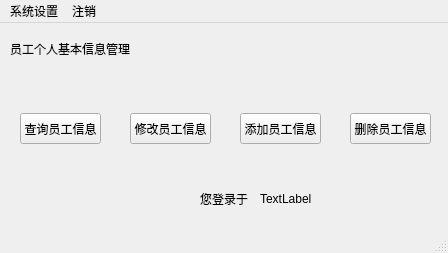
First picture: the form in ManageSystem/personalinfo.ui, repository skyformat99/ManagerSystem, before the edit.
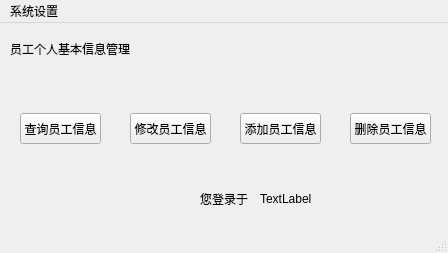
Second picture: the form after the edit.

Patch:
```diff
--- a/ManageSystem/personalinfo.ui
+++ b/ManageSystem/personalinfo.ui
@@ -122,14 +122,9 @@
     <addaction name="aboutAction"/>
     <addaction name="helpAction"/>
     <addaction name="alterAction"/>
-   </widget>
-   <widget class="QMenu" name="menu_2">
-    <property name="title">
-     <string>注销</string>
-    </property>
+    <addaction name="logoutAction"/>
    </widget>
    <addaction name="menu"/>
-   <addaction name="menu_2"/>
   </widget>
   <widget class="QStatusBar" name="statusbar"/>
   <action name="aboutAction">
```
Left out of the diff: 5 changed lines with no effect on the pictures.
